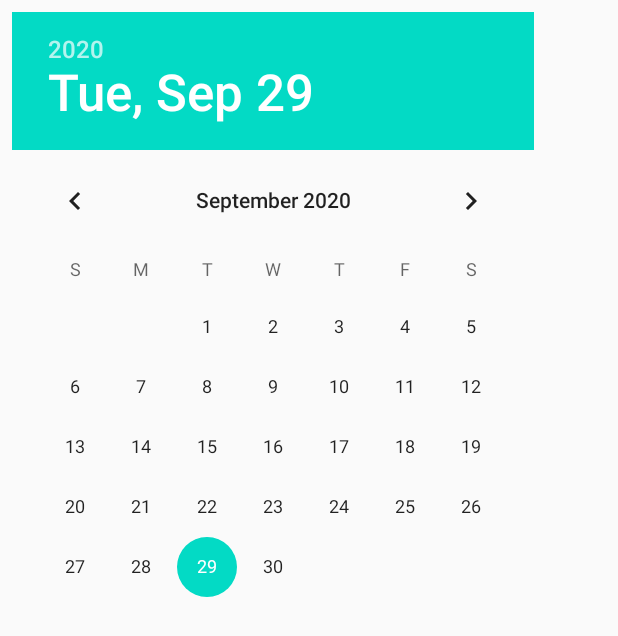
After one commit to quanphanhong/habits-builder, an Android app: the layout date_picker.xml on its own in the app's theme, with its tools: preview values and no code run, on a phone screen of 412 x 824 dp. The commit adds this screen. Shown: the top 636 px of the screen. Run offline under Robolectric (Android 15) with nearby library versions, the phone set to English and light mode, and no system bars.

Commit message:
add date picker into 'new habit' screen

```diff
--- a/app/src/main/res/layout/activity_new_habit.xml
+++ b/app/src/main/res/layout/activity_new_habit.xml
@@ -134,9 +134,9 @@
                     android:layout_height="wrap_content"
                     android:layout_gravity="center_vertical"
                     android:layout_marginRight="@dimen/new_habit_text_margin"
+                    android:editable="false"
+                    android:onClick="datePickerClicked"
                     android:gravity="end"
-                    android:hint="@string/new_habit_title3"
-                    android:inputType="datetime"
                     android:singleLine="true"
                     android:textAlignment="textEnd"
                     android:textSize="@dimen/new_habit_edit_text_size_small" />
--- /dev/null
+++ b/app/src/main/res/layout/date_picker.xml
@@ -0,0 +1,15 @@
+<?xml version="1.0" encoding="utf-8"?>
+<LinearLayout
+    xmlns:android="http://schemas.android.com/apk/res/android"
+    android:orientation="vertical"
+    android:layout_width="match_parent"
+    android:padding="8dp"
+    android:layout_height="match_parent">
+
+    <DatePicker
+        android:id="@+id/date_picker"
+        android:layout_width="match_parent"
+        android:layout_height="0dp"
+        android:layout_weight="4" />
+
+</LinearLayout>
```
Also changed, not shown: app/src/main/java/com/example/habitsbuilder/NewHabit.java (+43 -0 lines).
